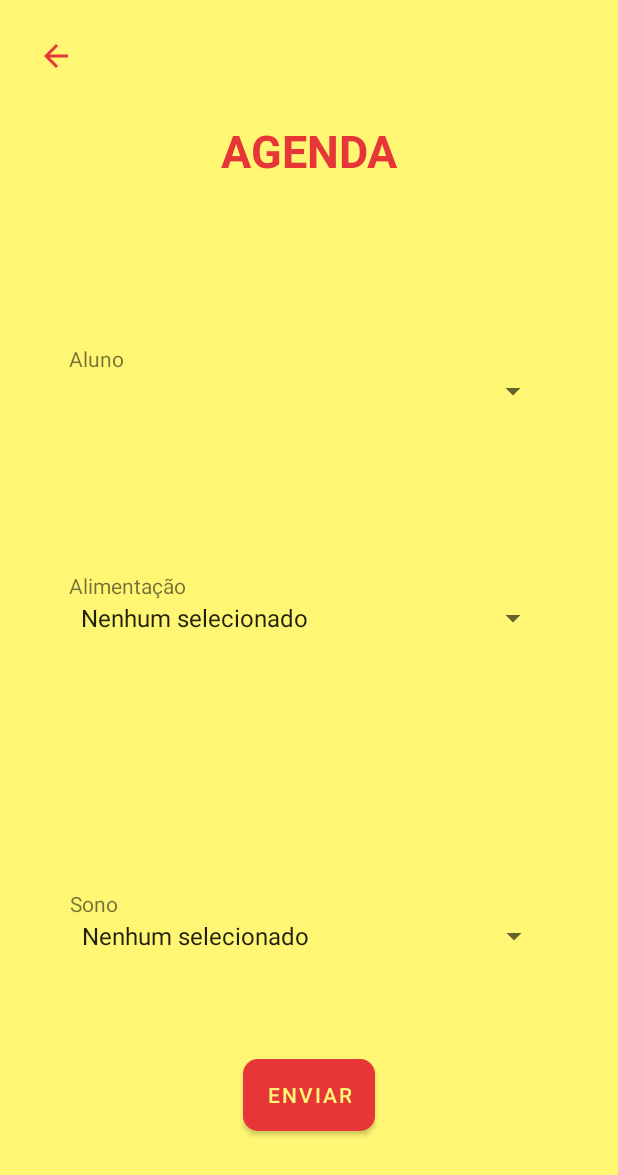
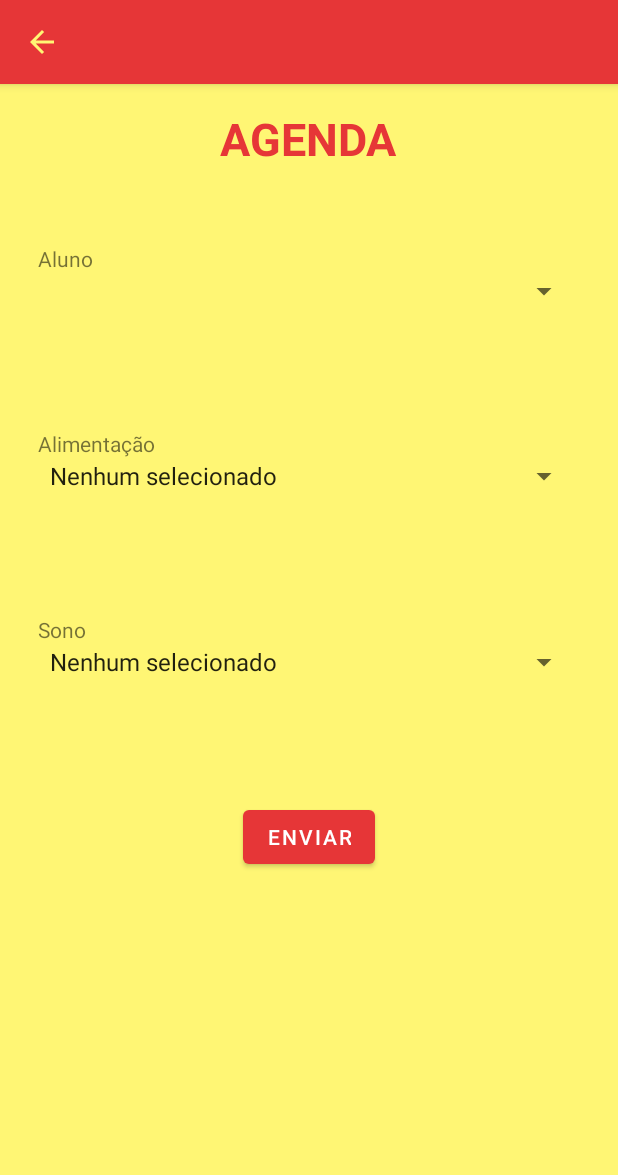
Before and after one commit to CristianeMaragno/PD2-ProfessorApp, an Android app: the AgendaActivity screen opened directly, with no data from a screen before it, on a phone screen of 412 x 824 dp. Shown: the top 1175 px of the screen. Run offline under Robolectric (Android 15) with nearby library versions, the phone set to English and light mode, and no system bars; our stand-ins replace Firebase (no records; nobody signed in at launch, a user with empty details on screens opened directly); 1 statement that could not run was skipped.

Commit message:
Refactor layout of Diario  screen

```diff
--- a/app/src/main/java/com/cristianerm/pd2professor/AgendaActivity.java
+++ b/app/src/main/java/com/cristianerm/pd2professor/AgendaActivity.java
@@ -30,7 +30,7 @@ public class AgendaActivity extends AppCompatActivity {
     Spinner spinner_alimento;
     Spinner spinner_sono;
 
-    ImageButton voltar;
+    //ImageButton voltar;
     Button button_agenda;
 
     private static final String TAG = "Agenda Activity";
@@ -50,7 +50,7 @@ public class AgendaActivity extends AppCompatActivity {
         spinner_aluno = (Spinner) findViewById(R.id.spinner_aluno);
         spinner_alimento = (Spinner) findViewById(R.id.spinner);
         spinner_sono = (Spinner) findViewById(R.id.spinner_sono);
-        voltar = (ImageButton) findViewById(R.id.buttonVoltarAgenda);
+        //voltar = (ImageButton) findViewById(R.id.buttonVoltarAgenda);
         button_agenda = (Button) findViewById(R.id.button_agenda);
 
         mAuth = FirebaseAuth.getInstance();
@@ -84,14 +84,14 @@ public class AgendaActivity extends AppCompatActivity {
             }
         });
 
-        voltar.setOnClickListener(new View.OnClickListener() {
+        /*voltar.setOnClickListener(new View.OnClickListener() {
             @Override
             public void onClick(View v) {
                 Intent i;
                 i = new Intent(AgendaActivity.this, MenuActivity.class);
                 startActivity(i);
             }
-        });
+        }); */
 
         mAuthListener = new FirebaseAuth.AuthStateListener() {
             @Override
--- a/app/src/main/res/layout/activity_agenda.xml
+++ b/app/src/main/res/layout/activity_agenda.xml
@@ -1,5 +1,142 @@
 <?xml version="1.0" encoding="utf-8"?>
-<androidx.constraintlayout.widget.ConstraintLayout xmlns:android="http://schemas.android.com/apk/res/android"
+<RelativeLayout xmlns:android="http://schemas.android.com/apk/res/android"
+    xmlns:app="http://schemas.android.com/apk/res-auto"
+    xmlns:tools="http://schemas.android.com/tools"
+    android:layout_width="match_parent"
+    android:layout_height="match_parent"
+    android:background="@color/Amarelo"
+    tools:context=".AgendaActivity">
+
+    <LinearLayout
+        android:layout_width="match_parent"
+        android:layout_height="match_parent"
+        android:orientation="vertical">
+
+        <com.google.android.material.appbar.AppBarLayout
+            android:layout_width="match_parent"
+            android:layout_height="wrap_content">
+
+            <androidx.appcompat.widget.Toolbar
+                android:id="@+id/tool_bar_agenda"
+                android:layout_width="match_parent"
+                android:layout_height="?attr/actionBarSize"
+                app:navigationIcon="@drawable/ic_arrow"
+                style="@style/Widget.MaterialComponents.Toolbar.Primary"/>
+        </com.google.android.material.appbar.AppBarLayout>
+
+        <LinearLayout
+            android:layout_width="match_parent"
+            android:layout_height="wrap_content"
+            android:clipChildren="false"
+            android:clipToPadding="false"
+            android:orientation="vertical"
+            android:paddingTop="16dp">
+
+            <TextView
+                android:id="@+id/textView3"
+                android:layout_width="wrap_content"
+                android:layout_height="wrap_content"
+                android:text="AGENDA"
+                android:textColor="@color/Vermelho"
+                android:textSize="30sp"
+                android:textStyle="bold"
+                android:layout_gravity="center"/>
+
+        </LinearLayout>
+
+        <LinearLayout
+            android:layout_width="match_parent"
+            android:layout_height="match_parent"
+            android:orientation="vertical"
+            android:layout_marginLeft="25dp"
+            android:layout_marginRight="25dp"
+            android:layout_marginTop="50dp">
+
+            <LinearLayout
+                android:layout_width="match_parent"
+                android:layout_height="wrap_content"
+                android:orientation="vertical"
+                android:layout_weight="0.3">
+
+                <TextView
+                    android:id="@+id/textView9"
+                    android:layout_width="wrap_content"
+                    android:layout_height="wrap_content"
+                    android:text="Aluno"/>
+
+                <Spinner
+                    android:id="@+id/spinner_aluno"
+                    android:layout_width="match_parent"
+                    android:layout_height="wrap_content" />
+
+            </LinearLayout>
+
+            <LinearLayout
+                android:layout_width="match_parent"
+                android:layout_height="wrap_content"
+                android:orientation="vertical"
+                android:layout_weight="0.3">
+
+                <TextView
+                    android:id="@+id/textView5"
+                    android:layout_width="wrap_content"
+                    android:layout_height="wrap_content"
+                    android:text="Alimentação" />
+
+                <Spinner
+                    android:id="@+id/spinner"
+                    android:layout_width="match_parent"
+                    android:layout_height="wrap_content"/>
+
+            </LinearLayout>
+
+            <LinearLayout
+                android:layout_width="match_parent"
+                android:layout_height="wrap_content"
+                android:orientation="vertical"
+                android:layout_weight="0.3">
+
+                <TextView
+                    android:id="@+id/textView8"
+                    android:layout_width="wrap_content"
+                    android:layout_height="wrap_content"
+                    android:text="Sono"/>
+
+                <Spinner
+                    android:id="@+id/spinner_sono"
+                    android:layout_width="match_parent"
+                    android:layout_height="wrap_content"/>
+
+            </LinearLayout>
+
+            <LinearLayout
+                android:layout_width="match_parent"
+                android:layout_height="wrap_content"
+                android:orientation="vertical"
+                android:layout_weight="0.9">
+
+                <com.google.android.material.button.MaterialButton
+                    android:id="@+id/button_agenda"
+                    android:layout_width="wrap_content"
+                    android:layout_height="wrap_content"
+                    android:text="ENVIAR"
+                    android:layout_gravity="center"/>
+
+            </LinearLayout>
+
+        </LinearLayout>
+
+    </LinearLayout>
+
+</RelativeLayout>
+
+
+
+
+
+
+
+<!--<androidx.constraintlayout.widget.ConstraintLayout xmlns:android="http://schemas.android.com/apk/res/android"
     xmlns:app="http://schemas.android.com/apk/res-auto"
     xmlns:tools="http://schemas.android.com/tools"
     android:layout_width="match_parent"
@@ -98,4 +235,4 @@
         app:layout_constraintBottom_toTopOf="@+id/spinner_aluno"
         app:layout_constraintStart_toStartOf="@+id/spinner_aluno" />
 
-</androidx.constraintlayout.widget.ConstraintLayout>
+</androidx.constraintlayout.widget.ConstraintLayout> -->
```
